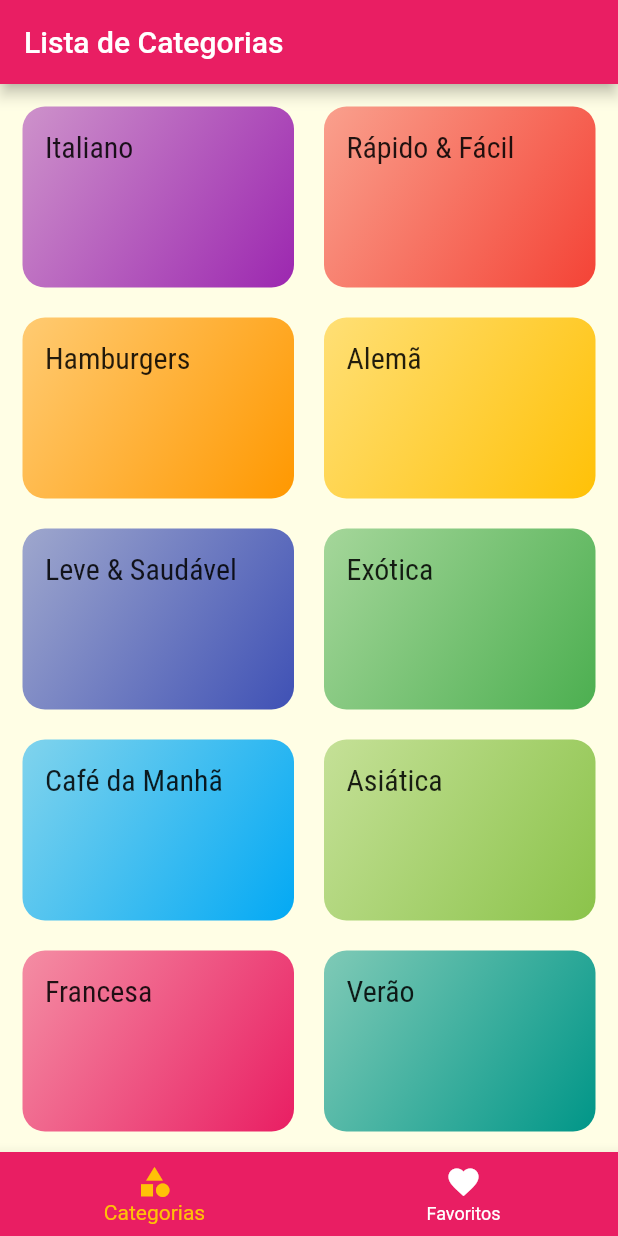
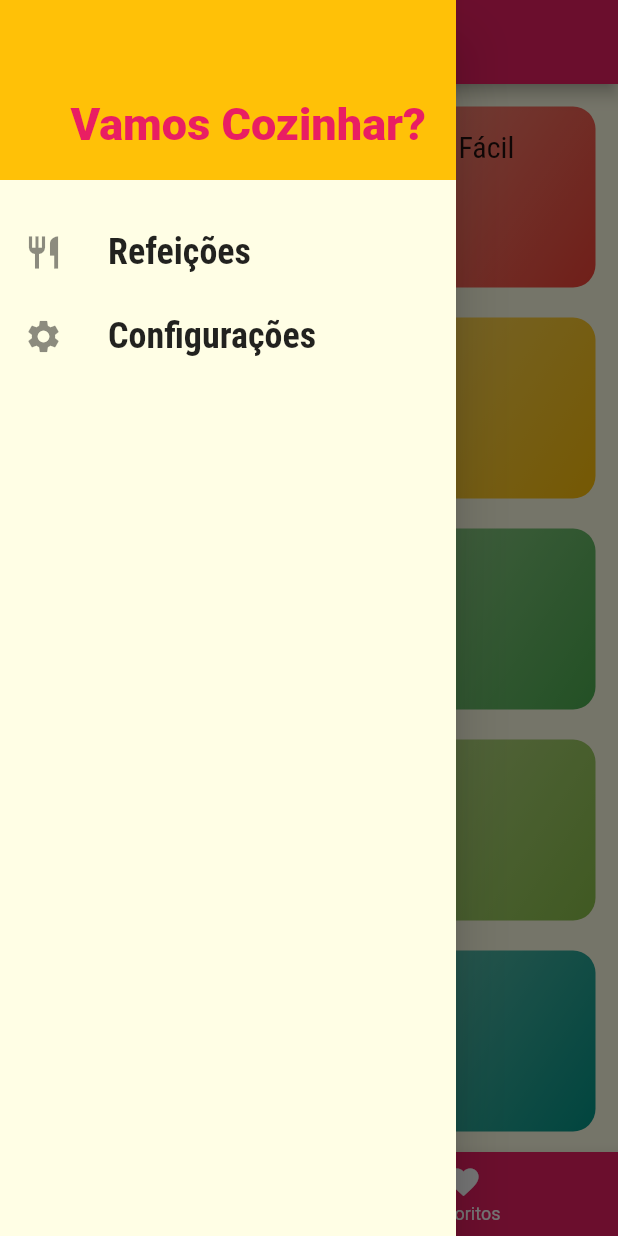
Before and after one commit to enilsonfilho/restaurant-app, a Flutter app: the screen it shows after launch, with the side drawer open (before the commit the screen has no drawer), on a phone screen of 412 x 824 dp. Run offline on Flutter 3.47's test engine with Material 2 defaults, Android fonts, the light colour scheme and no system bars.

Commit message:
feat: custom Drawer

```diff
--- /dev/null
+++ b/lib/components/main_drawer.dart
@@ -0,0 +1,61 @@
+import 'package:app_restaurante/utils/app_routers.dart';
+import 'package:flutter/material.dart';
+
+class MainDrawer extends StatelessWidget {
+
+  Widget _createItem(IconData icon, String label, Function()? onTap) {
+    return ListTile(
+      leading: Icon(
+        icon,
+        size: 26,
+      ),
+      title: Text(
+        label,
+        style: TextStyle(
+          fontFamily: 'RobotoCondensed',
+          fontSize: 24,
+          fontWeight: FontWeight.bold,
+        ),
+      ),
+      onTap: onTap,
+    );
+  }
+
+  @override
+  Widget build(BuildContext context) {
+    return Drawer(
+      child: Column(
+        children: <Widget>[
+          Container(
+            height: 120,
+            width: double.infinity,
+            padding: EdgeInsets.all(20),
+            color: Colors.amber,
+            alignment: Alignment.bottomRight,
+            child: Text(
+              'Vamos Cozinhar?',
+              style: TextStyle(
+                fontWeight: FontWeight.w900,
+                fontSize: 30,
+                color: Colors.pink,
+              ),
+            ),
+          ),
+          SizedBox(
+            height: 20,
+          ),
+          _createItem(
+            Icons.restaurant,
+            'Refeições',
+            () => Navigator.of(context).pushNamed(AppRoutes.HOME),
+          ),
+          _createItem(
+            Icons.settings,
+            'Configurações',
+            () => Navigator.of(context).pushNamed(AppRoutes.SETTINGS),
+          ),
+        ],
+      ),
+    );
+  }
+}
--- a/lib/main.dart
+++ b/lib/main.dart
@@ -1,5 +1,6 @@
 import 'package:app_restaurante/screens/categories_meals_screen.dart';
 import 'package:app_restaurante/screens/meal_detail_screen.dart';
+import 'package:app_restaurante/screens/settings_screen.dart';
 import 'package:app_restaurante/screens/tabs_screen.dart';
 import 'package:app_restaurante/utils/app_routers.dart';
 import 'package:flutter/material.dart';
@@ -28,6 +29,7 @@ class MyApp extends StatelessWidget {
         AppRoutes.HOME: (ctx) => TabsScreen(), // Rota principal (home)
         AppRoutes.CATEGORIES_MEALS: (ctx) => CategoriesMealsScreen(),
         AppRoutes.MEAL_DETAIL: (ctx) => MealDeatilScreen(),
+        AppRoutes.SETTINGS: (ctx) => SettingsScreen(),
       },
     );
   }
--- /dev/null
+++ b/lib/screens/settings_screen.dart
@@ -0,0 +1,16 @@
+import 'package:flutter/material.dart';
+
+class SettingsScreen extends StatelessWidget {
+
+  @override
+  Widget build(BuildContext context) {
+    return Scaffold(
+      appBar: AppBar(
+        title: Text('Configurações'),
+      ),
+      body: Center(
+        child: Text('Configurações!'),
+      ),
+    );
+  }
+}
--- a/lib/screens/tabs_screen.dart
+++ b/lib/screens/tabs_screen.dart
@@ -1,3 +1,4 @@
+import 'package:app_restaurante/components/main_drawer.dart';
 import 'package:app_restaurante/screens/categories_screen.dart';
 import 'package:app_restaurante/screens/favorite_screen.dart';
 import 'package:flutter/material.dart';
@@ -30,6 +31,9 @@ class _TabsScreenState extends State<TabsScreen> {
           _screens[_selectedScreenIndex]['title'] as String,
         ),
       ),
+      drawer: MainDrawer(
+
+      ),
       body: _screens[_selectedScreenIndex]['screen'] as Widget,
       bottomNavigationBar: BottomNavigationBar(
         onTap: _selectScreen,
--- a/lib/utils/app_routers.dart
+++ b/lib/utils/app_routers.dart
@@ -2,4 +2,5 @@ class AppRoutes {
   static const HOME = '/';
   static const CATEGORIES_MEALS = '/categories-meals';
   static const MEAL_DETAIL = '/meal-detail';
+  static const SETTINGS = '/settings';
 }
```
